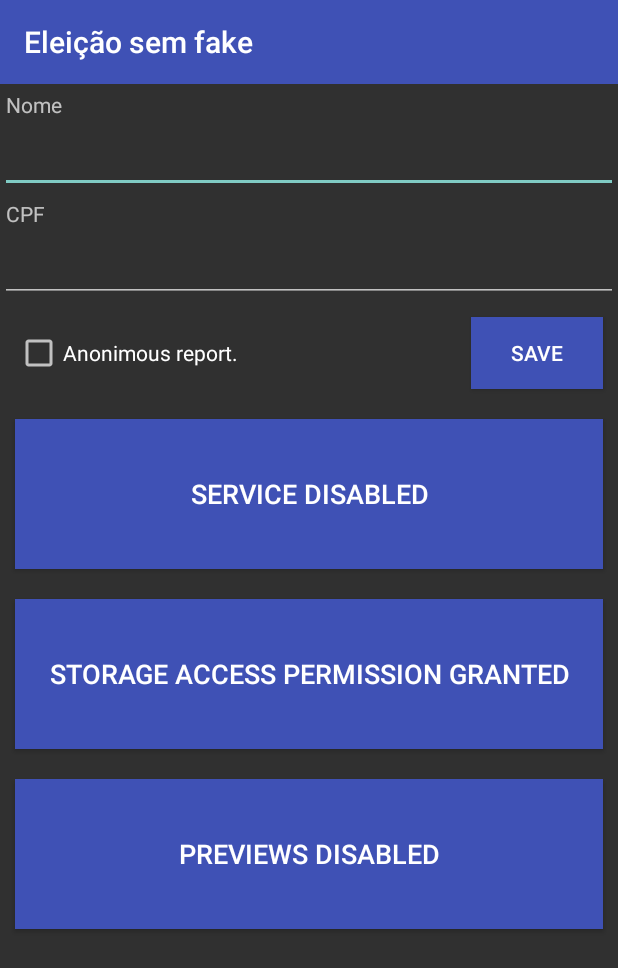
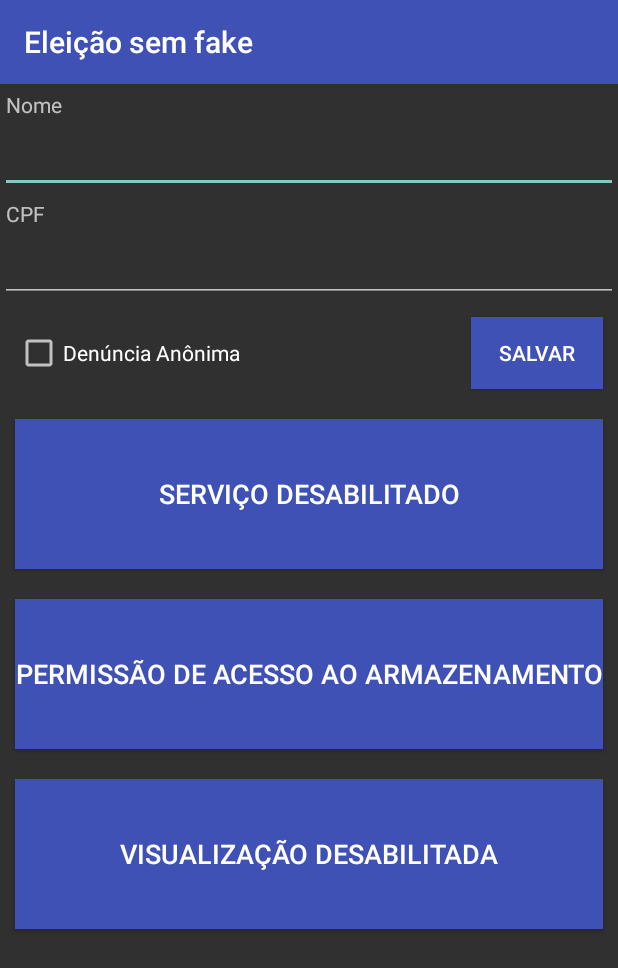
Before and after one commit to blackgee/EleicaoSemFake, an Android app: the screen it shows after launch (MainActivity), on a phone screen of 412 x 824 dp. Shown: the top 968 px of the screen. Run offline under Robolectric (Android 15) with nearby library versions, the phone set to English and light mode, and no system bars.

Commit message:
creating xml file for emails

```diff
--- a/app/src/main/java/com/example/pc/eleiosemfake/AssistLoggerSession.kt
+++ b/app/src/main/java/com/example/pc/eleiosemfake/AssistLoggerSession.kt
@@ -85,7 +85,6 @@ class AssistLoggerSession(context: Context) : VoiceInteractionSession(context) {
 			context.startActivity(mainActivity)
 			return
 		}
-
 		val sharedPref = context.getSharedPreferences(Parameters.SHARED_PREF, Context.MODE_PRIVATE)
 		val pathToScreenshot = MediaStore.Images.Media.insertImage(context.contentResolver, bitmap,
 				"screenshot", null)
@@ -93,7 +92,7 @@ class AssistLoggerSession(context: Context) : VoiceInteractionSession(context) {
 		val mailIntent = Intent(android.content.Intent.ACTION_SEND)
 		mailIntent.type = "message/rfc822"
 		mailIntent.addFlags(Intent.FLAG_ACTIVITY_NEW_TASK)
-		mailIntent.putExtra(Intent.EXTRA_EMAIL, arrayOf("denuncia.eleicao.ce@dpf.gov.br", "aic@tse.jus.br", "presidencia@tse.jus.br"))
+        mailIntent.putExtra(Intent.EXTRA_EMAIL, context.resources.getStringArray(R.array.emails))
 		val name = sharedPref?.getString(Parameters.USER_NAME, "")
 		val id = sharedPref?.getString(Parameters.DOCUMENT_INFO, "")
 		var subject = "[" + context.resources.getString(R.string.email_subject) + "]"
--- a/app/src/main/res/values/strings.xml
+++ b/app/src/main/res/values/strings.xml
@@ -1,22 +1,24 @@
 <!DOCTYPE resources [<!ENTITY appname "Eleição sem fake">]>
 <resources>
     <string name="app_name">&appname;</string>
-    <string name="service_enabled">Service Enabled</string>
-    <string name="service_disabled">Service Disabled</string>
-    <string name="missing_permission_can_t_access_screenshots">Missing Permission! Can\'t access screenshots</string>
-    <string name="storage_access_permission_granted">Storage access permission granted</string>
-    <string name="previews_enabled">Previews enabled</string>
-    <string name="previews_disabled">Previews disabled</string>
-    <string name="Screenshot">Screenshot</string>
+    <string name="service_enabled">Serviço habilitado</string>
+    <string name="service_disabled">Serviço desabilitado</string>
+    <string name="missing_permission_can_t_access_screenshots">Sem permissão! Impossibilitado de acessar as capturas de tela</string>
+    <string name="storage_access_permission_granted">Permissão de acesso ao armazenamento</string>
+    <string name="previews_enabled">Visualização habilitada</string>
+    <string name="previews_disabled">Visualização desabilitada</string>
+    <string name="Screenshot">Captura de tela</string>
 
-    <string name="select_assist_app">Select &appname; as your assist app</string>
-    <string name="permit_drawing_over_apps">Permit drawing over other apps preview</string>
+    <string name="select_assist_app">Selecione o &appname; como o seu aplicativo assistente</string>
+    <string name="permit_drawing_over_apps">Permita o app ser visto sobre os outros</string>
 
-    <string name="save"> Save</string>
+    <string name="save">Salvar</string>
     <string name="nome">Nome</string>
     <string name="cpf">CPF</string>
-    <string name="email_body">I, above identified, request to investigate the report sent \n</string>
+    <string name="email_body">Eu, acima identificado(a), solicito que seja investigada a denúncia encaminhada \n</string>
+    <string name="email_additional_body">Denúncia Anônima</string>
     <string name="email_subject">Denúncia Fake News</string>
-    <string name="email_additional_body">Anonimous report.</string>
-    <string name="saved">Saved Successfully</string>
+
+    <string name="saved">Salvo com sucesso</string>
+
 </resources>
```
Also changed, not shown: app/src/main/res/values/emails_file.xml (added, +8 -0 lines), 1 other file.
